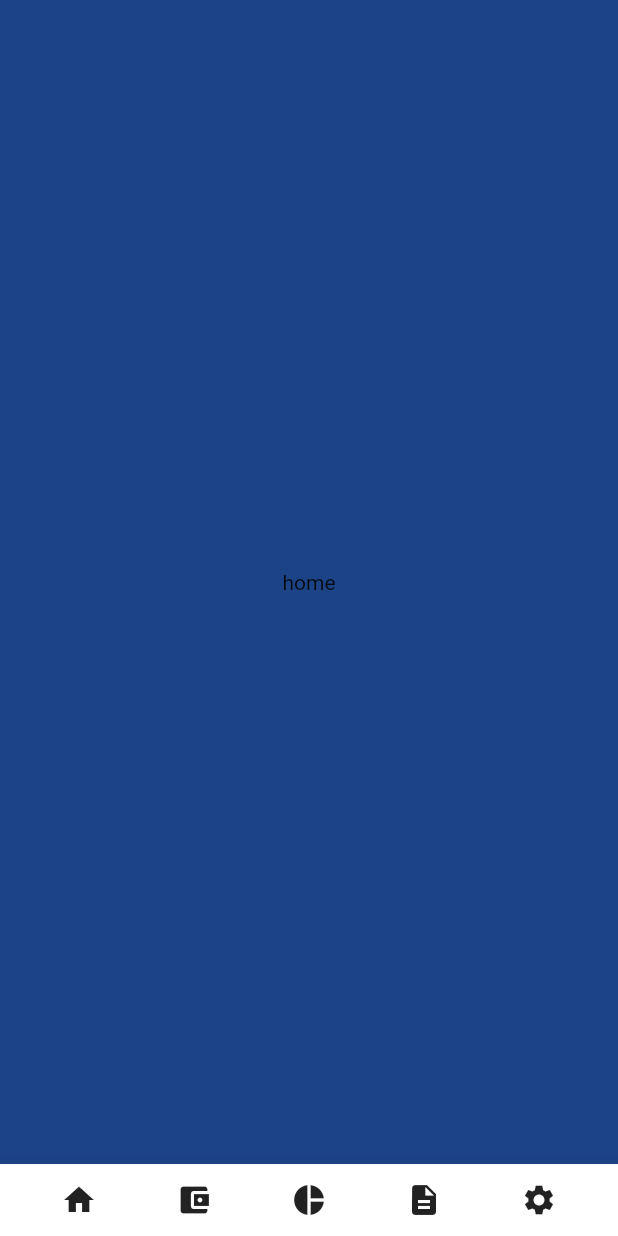
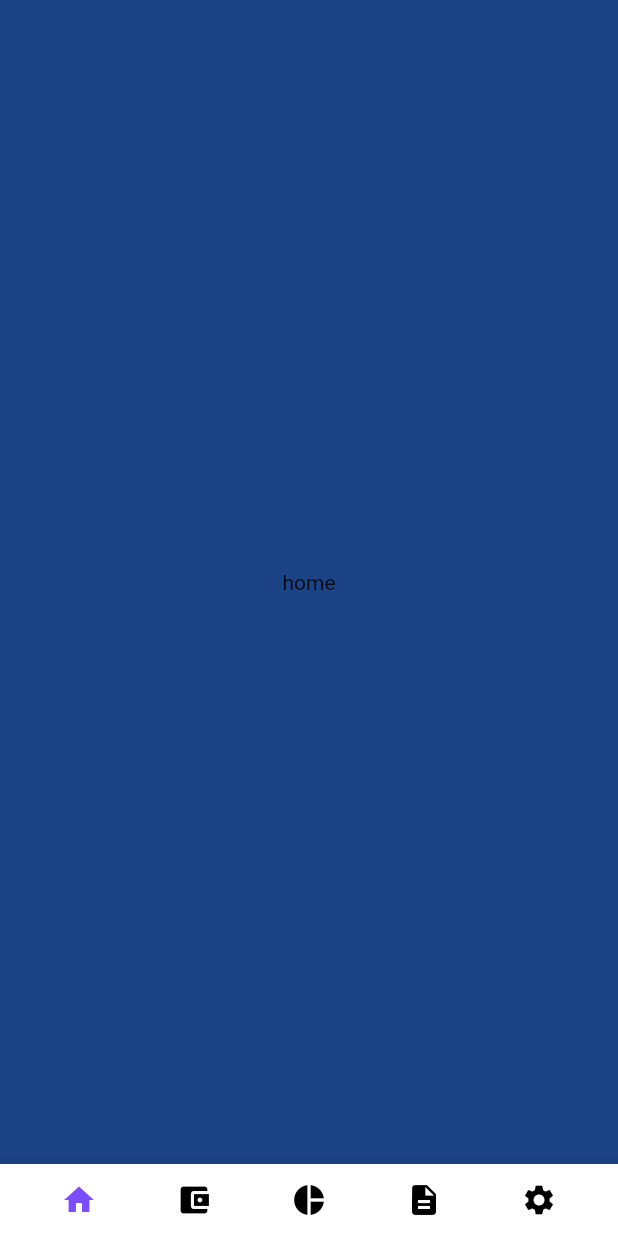
Before and after one commit to kitavrus/flutter_layout1, a Flutter app: the screen it shows after launch, item 2 of the bottom bar chosen, after a tap on the "home" icon, on a phone screen of 412 x 824 dp. Run offline on Flutter 3.47's test engine with Material 2 defaults, Android fonts, the phone set to English and light mode, and no system bars; our stand-ins replace equatable, fl_chart, flutter_bloc, flutter_svg, get, line_icons; missing offline and left inert: coolicons.

Commit message:
The End. Bank Wallet

```diff
--- a/lib/i03_bank_wallet_app/bank_wallet_app.dart
+++ b/lib/i03_bank_wallet_app/bank_wallet_app.dart
@@ -1,4 +1,6 @@
 import 'package:flutter/material.dart';
+import 'package:flutter_bloc/flutter_bloc.dart';
+import 'package:flutter_layout1/i03_bank_wallet_app/bloc/bottom_tab_bar_cubit.dart';
 import 'package:flutter_layout1/i03_bank_wallet_app/ui/bank_wallet_home_page.dart';
 
 class BankWalletApp extends StatelessWidget {
@@ -6,9 +8,13 @@ class BankWalletApp extends StatelessWidget {
 
   @override
   Widget build(BuildContext context) {
-    return const MaterialApp(
+    return MaterialApp(
       debugShowCheckedModeBanner: false,
-      home: BankWalletHomePage(),
+      home: BlocProvider(
+        create: (BuildContext context) => BankTabCubit(),
+        child: const BankWalletHomePage(),
+      ),
+      // home: BankWalletHomePage(),
     );
   }
 }
--- a/lib/i03_bank_wallet_app/bloc/bottom_tab_bar_cubit.dart
+++ b/lib/i03_bank_wallet_app/bloc/bottom_tab_bar_cubit.dart
@@ -6,7 +6,7 @@ import 'package:flutter_bloc/flutter_bloc.dart';
 abstract class BankTabState extends Equatable {}
 
 class BankTabCubit extends Cubit<int> {
-  BankTabCubit(BankTabState initialState) : super(0);
+  BankTabCubit() : super(0);
 
   setTab(int tabIndex) {
     emit(tabIndex);
--- a/lib/i03_bank_wallet_app/ui/bank_wallet_home_page.dart
+++ b/lib/i03_bank_wallet_app/ui/bank_wallet_home_page.dart
@@ -3,21 +3,30 @@ import 'dart:math';
 
 import 'package:fl_chart/fl_chart.dart';
 import 'package:flutter/material.dart';
+import 'package:flutter_bloc/flutter_bloc.dart';
+import 'package:flutter_layout1/i03_bank_wallet_app/bloc/bottom_tab_bar_cubit.dart';
 
-class BankWalletHomePage extends StatefulWidget {
+// class BankWalletHomePage extends StatefulWidget {
+//   const BankWalletHomePage({Key? key}) : super(key: key);
+//
+//   @override
+//   State<BankWalletHomePage> createState() => _BankWalletHomePageState();
+// }
+//
+// class _BankWalletHomePageState extends State<BankWalletHomePage> {
+//   // int bottomNavIndex = 0;
+
+class BankWalletHomePage extends StatelessWidget {
   const BankWalletHomePage({Key? key}) : super(key: key);
 
-  @override
-  State<BankWalletHomePage> createState() => _BankWalletHomePageState();
-}
-
-class _BankWalletHomePageState extends State<BankWalletHomePage> {
-  int bottomNavIndex = 0;
+  Color _selectedTabIconColor(int currentIndex, int tabIndex) =>
+      currentIndex == tabIndex ? Colors.deepPurpleAccent : Colors.black;
 
   @override
   Widget build(BuildContext context) {
     return Scaffold(
-      body: IndexedStack(
+      body: BlocBuilder<BankTabCubit, int>(
+        builder: (context, bottomNavIndex) => IndexedStack(
           index: bottomNavIndex,
           children: [
             Container(
@@ -47,46 +56,34 @@ class _BankWalletHomePageState extends State<BankWalletHomePage> {
             ),
           ],
         ),
+      ),
       bottomNavigationBar: BottomAppBar(
-        child: Row(
+        child: BlocBuilder<BankTabCubit, int>(
+          builder: (context, index) => Row(
             mainAxisAlignment: MainAxisAlignment.spaceEvenly,
             children: [
               IconButton(
-                onPressed: () {
-                  setState(() {
-                    bottomNavIndex = 0;
-                  });
-                },
-                icon: Icon(Icons.home)),
+                  color: _selectedTabIconColor(index, 0),
+                  onPressed: () => context.read<BankTabCubit>().setTab(0),
+                  icon: const Icon(Icons.home)),
               IconButton(
-                onPressed: () {
-                  setState(() {
-                    bottomNavIndex = 1;
-                  });
-                },
-                icon: Icon(Icons.account_balance_wallet)),
+                  color: _selectedTabIconColor(index, 1),
+                  onPressed: () => context.read<BankTabCubit>().setTab(1),
+                  icon: const Icon(Icons.account_balance_wallet)),
               IconButton(
-                onPressed: () {
-                  setState(() {
-                    bottomNavIndex = 2;
-                  });
-                },
-                icon: Icon(Icons.pie_chart)),
+                  color: _selectedTabIconColor(index, 2),
+                  onPressed: () => context.read<BankTabCubit>().setTab(2),
+                  icon: const Icon(Icons.pie_chart)),
               IconButton(
-                onPressed: () {
-                  setState(() {
-                    bottomNavIndex = 3;
-                  });
-                },
-                icon: Icon(Icons.description)),
+                  color: _selectedTabIconColor(index, 3),
+                  onPressed: () => context.read<BankTabCubit>().setTab(3),
+                  icon: const Icon(Icons.description)),
               IconButton(
-                onPressed: () {
-                  setState(() {
-                    bottomNavIndex = 4;
-                  });
-                },
-                icon: Icon(Icons.settings)),
+                  color: _selectedTabIconColor(index, 4),
+                  onPressed: () => context.read<BankTabCubit>().setTab(4),
+                  icon: const Icon(Icons.settings)),
             ],
+          ),
         ),
       ),
     );
@@ -208,6 +205,15 @@ class StatisticPage extends StatelessWidget {
           Container(
             height: 64,
             decoration: const BoxDecoration(color: Colors.black),
+            child: Row(
+              mainAxisAlignment: MainAxisAlignment.spaceBetween,
+              crossAxisAlignment: CrossAxisAlignment.center,
+              children: const [
+                FilterButton(label: 'October 21', color: Colors.deepPurple),
+                FilterButton(label: 'All', color: Colors.deepOrange),
+                FilterButton(label: '5 day', color: Colors.green),
+              ],
+            ),
           ),
           Expanded(
             child: Padding(
@@ -220,7 +226,7 @@ class StatisticPage extends StatelessWidget {
                   childAspectRatio: 1.4,
                 ),
                 itemBuilder: (context, index) {
-                  return Container(color: Colors.red);
+                  return CardItemMy();
                 },
                 itemCount: 20,
               ),
@@ -231,3 +237,149 @@ class StatisticPage extends StatelessWidget {
     );
   }
 }
+
+class CardItemMy extends StatelessWidget {
+  const CardItemMy({
+    Key? key,
+  }) : super(key: key);
+
+  @override
+  Widget build(BuildContext context) {
+    return Card(
+      elevation: 2,
+      child: Padding(
+        padding: const EdgeInsets.all(8.0),
+        child: Column(
+          crossAxisAlignment: CrossAxisAlignment.start,
+          children: [
+            Row(
+              mainAxisAlignment: MainAxisAlignment.spaceBetween,
+              crossAxisAlignment: CrossAxisAlignment.start,
+              children: const [
+                CircleAvatar(radius: 24),
+                Icon(Icons.apps, size: 12),
+              ],
+            ),
+            Column(
+              crossAxisAlignment: CrossAxisAlignment.start,
+              children: [
+                const SizedBox(height: 20),
+                const Text(
+                  'Monthly Salary',
+                  style: TextStyle(
+                      color: Colors.black,
+                      fontWeight: FontWeight.bold,
+                      fontSize: 16),
+                ),
+                const SizedBox(height: 10),
+                RichText(
+                  text: const TextSpan(
+                      text: '\$9995',
+                      style: TextStyle(color: Colors.black),
+                      children: [
+                        TextSpan(
+                          text: '.10',
+                          style: TextStyle(color: Colors.black, fontSize: 10),
+                        ),
+                      ]),
+                ),
+              ],
+            ),
+          ],
+        ),
+      ),
+    );
+  }
+}
+
+class CardItem2 extends StatelessWidget {
+  const CardItem2({
+    Key? key,
+  }) : super(key: key);
+
+  @override
+  Widget build(BuildContext context) {
+    return Card(
+      elevation: 2,
+      child: Padding(
+        padding: const EdgeInsets.all(8.0),
+        child: Stack(
+          children: [
+            const Positioned(
+              right: 8,
+              top: 8,
+              child: Icon(
+                Icons.apps,
+                size: 12,
+              ),
+            ),
+            Positioned(
+              child: Column(
+                mainAxisAlignment: MainAxisAlignment.start,
+                crossAxisAlignment: CrossAxisAlignment.start,
+                children: [
+                  const CircleAvatar(
+                    radius: 24,
+                  ),
+                  const SizedBox(height: 20),
+                  const Text(
+                    'Monthly Salary',
+                    style: TextStyle(
+                        color: Colors.black,
+                        fontWeight: FontWeight.bold,
+                        fontSize: 16),
+                  ),
+                  const SizedBox(height: 10),
+                  RichText(
+                    text: const TextSpan(
+                        text: '\$9995',
+                        style: TextStyle(color: Colors.black),
+                        children: [
+                          TextSpan(
+                            text: '.10',
+                            style: TextStyle(color: Colors.black, fontSize: 10),
+                          ),
+                        ]),
+                  ),
+                ],
+              ),
+            ),
+          ],
+        ),
+      ),
+    );
+  }
+}
+
+class FilterButton extends StatelessWidget {
+  final String label;
+  final Color color;
+
+  const FilterButton({
+    required this.label,
+    required this.color,
+    Key? key,
+  }) : super(key: key);
+
+  @override
+  Widget build(BuildContext context) {
+    return Container(
+      width: 130,
+      padding: const EdgeInsets.all(8.0),
+      decoration: BoxDecoration(
+        color: color,
+        borderRadius: BorderRadius.circular(4),
+      ),
+      child: Row(
+        mainAxisAlignment: MainAxisAlignment.spaceBetween,
+        children: [
+          Text(
+            label,
+            style: const TextStyle(color: Colors.white),
+          ),
+          const Icon(Icons.keyboard_arrow_down, color: Colors.white),
+        ],
+      ),
+    );
+  }
+}
```
Lines whose indentation alone changed are shown as unchanged.
